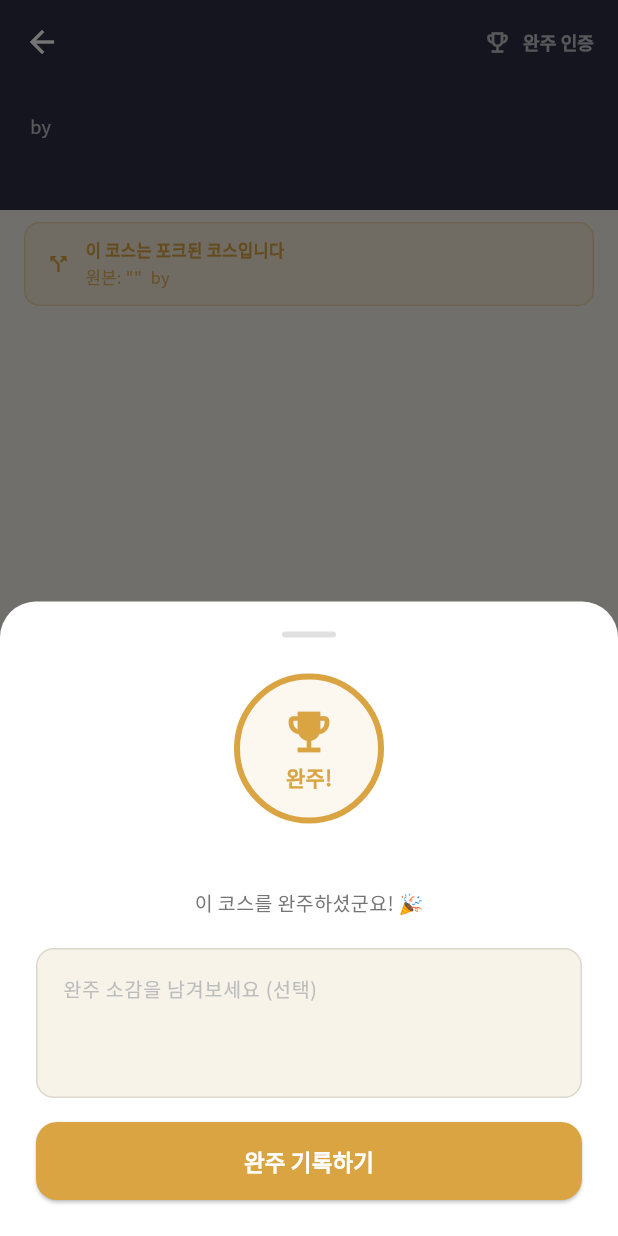
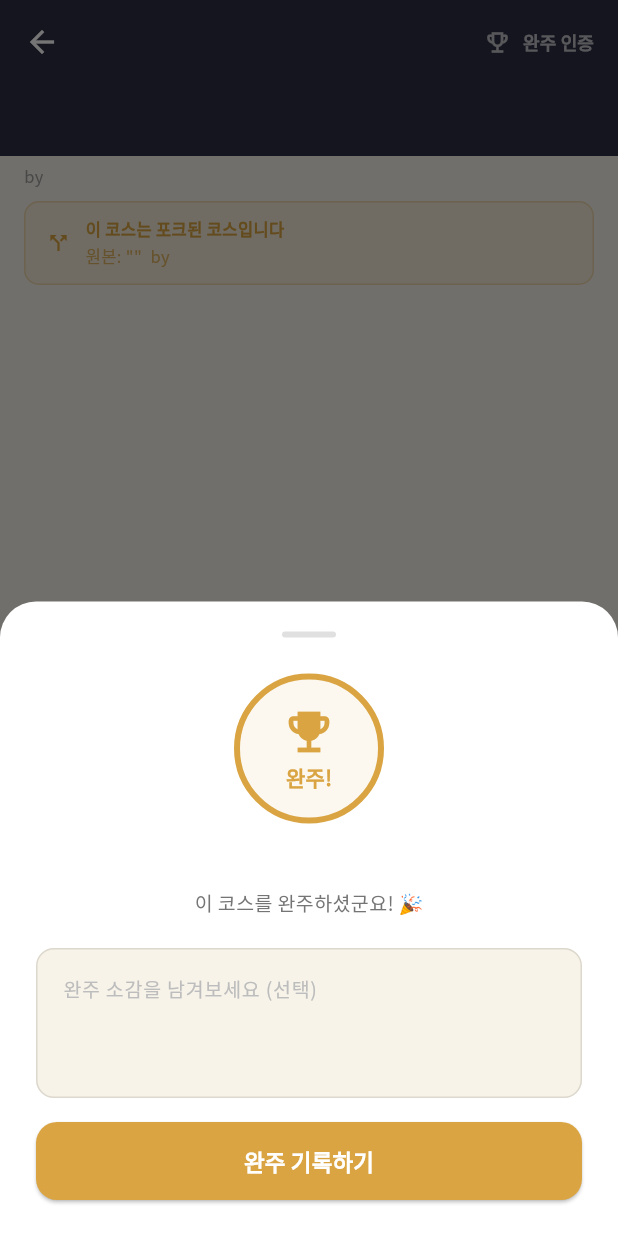
Before and after one commit to captain-LIM/culturepath, a Flutter app: the CourseViewScreen screen opened directly with empty values, after a tap on "완주 인증", on a phone screen of 412 x 824 dp. Run offline on Flutter 3.47's test engine with Material 3 defaults, Android fonts, the phone set to English and light mode, and no system bars; our stand-ins replace dio, flutter_riverpod, go_router, google_fonts, shared_preferences; accounts and stored records are empty; network calls fail.

Commit message:
코스 상세 — SliverAppBar 글자 겹침 수정 (일반 AppBar로 교체)

```diff
--- a/frontend/lib/features/course_view/presentation/course_view_screen.dart
+++ b/frontend/lib/features/course_view/presentation/course_view_screen.dart
@@ -111,18 +111,22 @@ class _CourseViewScreenState extends ConsumerState<CourseViewScreen>
 
     return Scaffold(
       backgroundColor: AppColors.background,
-      body: NestedScrollView(
-        headerSliverBuilder: (_, __) => [
-          SliverAppBar(
-            expandedHeight: 140,
-            pinned: true,
+      appBar: AppBar(
         backgroundColor: AppColors.primary,
         leading: IconButton(
           icon: const Icon(Icons.arrow_back, color: Colors.white),
           onPressed: () => Navigator.of(context).pop(),
         ),
+        title: Text(
+          course.title,
+          style: const TextStyle(
+            color: Colors.white,
+            fontWeight: FontWeight.bold,
+            fontSize: 16,
+          ),
+          overflow: TextOverflow.ellipsis,
+        ),
         actions: [
-              // 완주 인증 버튼
           TextButton.icon(
             onPressed: _completed ? null : _handleComplete,
             icon: Icon(
@@ -140,34 +144,6 @@ class _CourseViewScreenState extends ConsumerState<CourseViewScreen>
             ),
           ),
         ],
-            flexibleSpace: FlexibleSpaceBar(
-              title: Text(
-                course.title,
-                style: const TextStyle(color: Colors.white, fontWeight: FontWeight.bold, fontSize: 16),
-                overflow: TextOverflow.ellipsis,
-              ),
-              background: Container(
-                decoration: BoxDecoration(
-                  gradient: LinearGradient(
-                    begin: Alignment.topLeft,
-                    end: Alignment.bottomRight,
-                    colors: [AppColors.primary, AppColors.primary.withValues(alpha: 0.8)],
-                  ),
-                ),
-                child: Padding(
-                  padding: const EdgeInsets.fromLTRB(20, 60, 20, 48),
-                  child: Column(
-                    crossAxisAlignment: CrossAxisAlignment.start,
-                    mainAxisAlignment: MainAxisAlignment.end,
-                    children: [
-                      if (course.authorId != null)
-                        Text('by ${course.authorId}',
-                            style: const TextStyle(color: Colors.white70, fontSize: 12)),
-                    ],
-                  ),
-                ),
-              ),
-            ),
         bottom: TabBar(
           controller: _tabCtrl,
           indicatorColor: AppColors.accentGold,
@@ -179,15 +155,24 @@ class _CourseViewScreenState extends ConsumerState<CourseViewScreen>
               .toList(),
         ),
       ),
-        ],
       body: Column(
         crossAxisAlignment: CrossAxisAlignment.start,
         children: [
           if (course.description.isNotEmpty)
             Padding(
-                padding: const EdgeInsets.fromLTRB(16, 16, 16, 8),
-                child: Text(course.description,
-                    style: TextStyle(fontSize: 13, color: Colors.grey.shade600, height: 1.5)),
+              padding: const EdgeInsets.fromLTRB(16, 12, 16, 0),
+              child: Text(
+                course.description,
+                style: TextStyle(fontSize: 13, color: Colors.grey.shade600, height: 1.5),
+              ),
+            ),
+          if (course.authorId != null)
+            Padding(
+              padding: const EdgeInsets.fromLTRB(16, 6, 16, 0),
+              child: Text(
+                'by ${course.authorId}',
+                style: TextStyle(fontSize: 11, color: Colors.grey.shade500),
+              ),
             ),
           if (course.forkedFrom != null)
             Padding(
@@ -207,7 +192,6 @@ class _CourseViewScreenState extends ConsumerState<CourseViewScreen>
           ),
         ],
       ),
-      ),
       floatingActionButton: FloatingActionButton.extended(
         onPressed: _forking ? null : _handleFork,
         backgroundColor: AppColors.accent,
```
Lines whose indentation alone changed are shown as unchanged.
